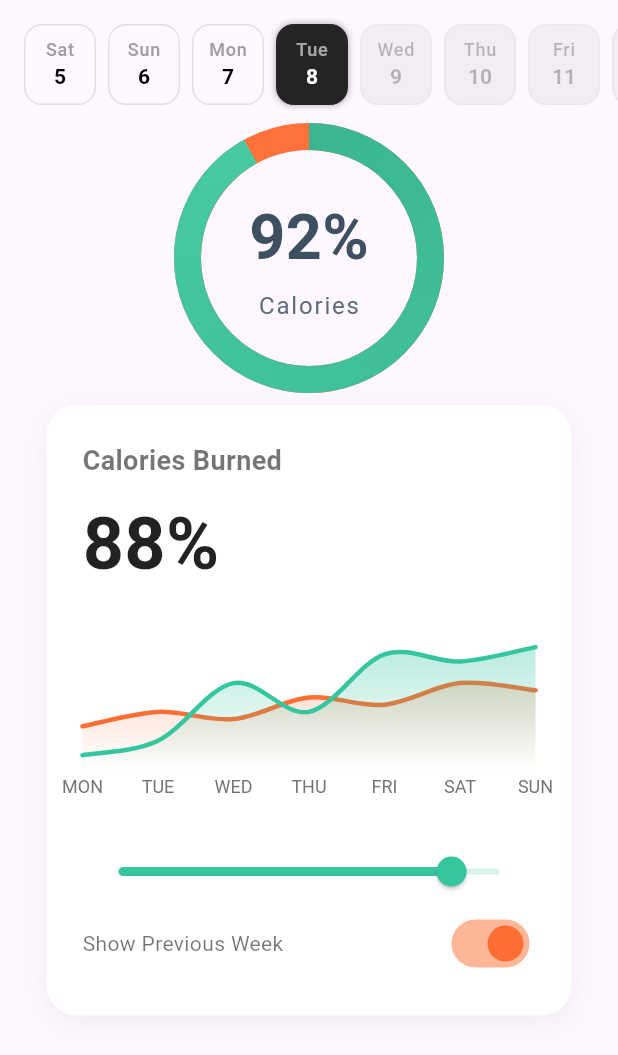
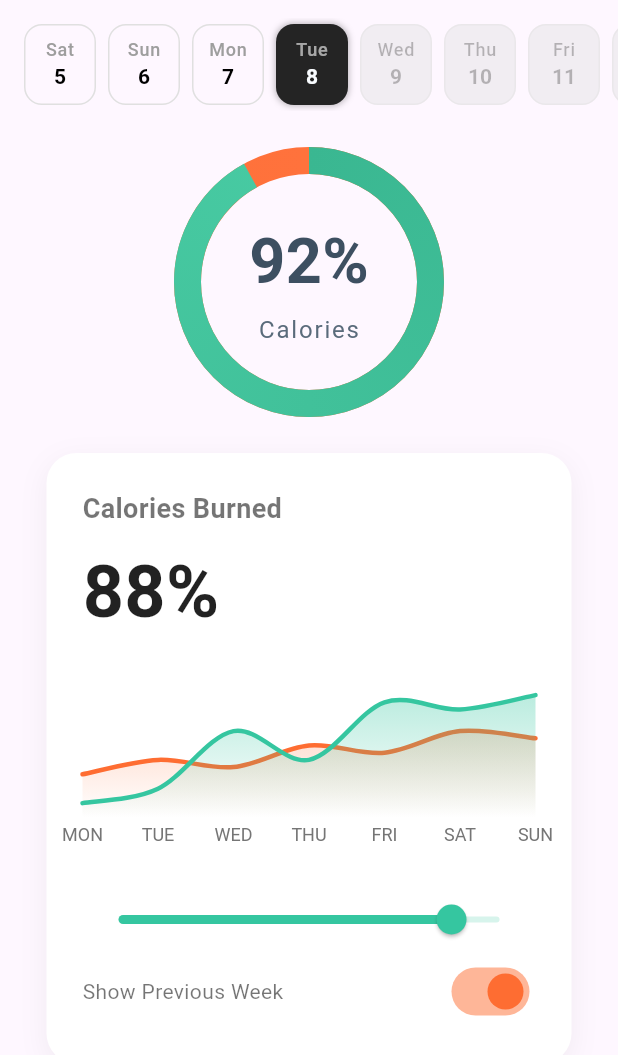
Before and after one commit to hamidjalili59/zest, a Flutter app: the HomePage screen opened by its route, on a phone screen of 412 x 824 dp. Shown: the top 1055 px of the screen. Run offline on Flutter 3.47's test engine with Material 3 defaults, Android fonts, the light colour scheme and no system bars; our stand-ins replace dio, drift, drift_flutter, equatable, flutter_svg, freezed_annotation and 6 more; missing offline and left inert: dio_smart_retry; accounts and stored records are empty; generated files the repository leaves out were written again.

Commit message:
chore: change

```diff
--- a/lib/src/features/home/presentation/pages/home_page.dart
+++ b/lib/src/features/home/presentation/pages/home_page.dart
@@ -22,7 +22,18 @@ class _HomePageState extends State<HomePage> {
             children: [
               const SizedBox(height: GeneralConstants.kSmallSpacing),
               DayCounterWidget(key: widget.key),
-              const HomeDayDetailsWidget(),
+              Padding(
+                padding: const EdgeInsets.symmetric(
+                  vertical: GeneralConstants.kLargePadding,
+                ),
+                child: Row(
+                  mainAxisAlignment: MainAxisAlignment.center,
+                  spacing: GeneralConstants.kLargePadding,
+                  children: [
+                    const HomeDayDetailsWidget(),
+                  ],
+                ),
+              ),
               CalorieChartWidget(),
             ],
           ),
```
